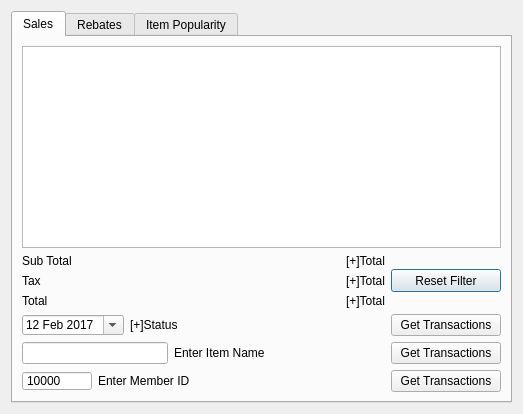
Above: BulkClub/storemanagerwindow.ui from nealhitzfield/Bulk-Club before the change. Below: the same form after it.
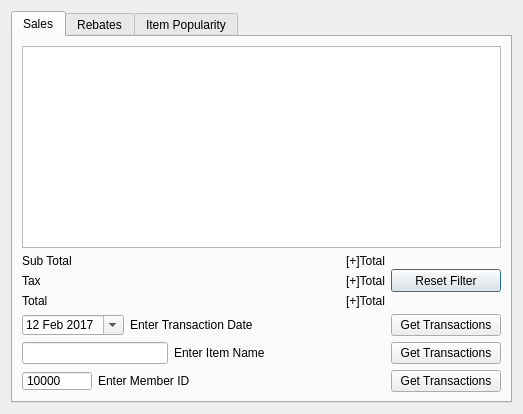
That is the form after the change.

```diff
--- a/BulkClub/storemanagerwindow.ui
+++ b/BulkClub/storemanagerwindow.ui
@@ -167,7 +167,7 @@
                  <item>
                   <widget class="QLabel" name="label_status">
                    <property name="text">
-                    <string>[+]Status</string>
+                    <string>Enter Transaction Date</string>
                    </property>
                   </widget>
                  </item>
```
